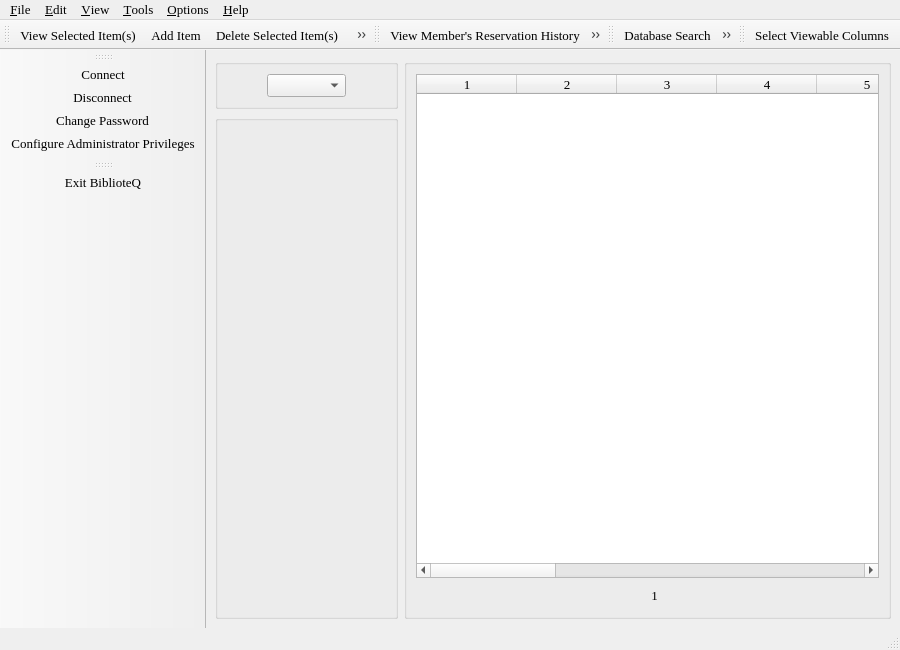
Before: the Qt Designer form mainwindow.ui in textbrowser/biblioteq, drawn with Qt 5.
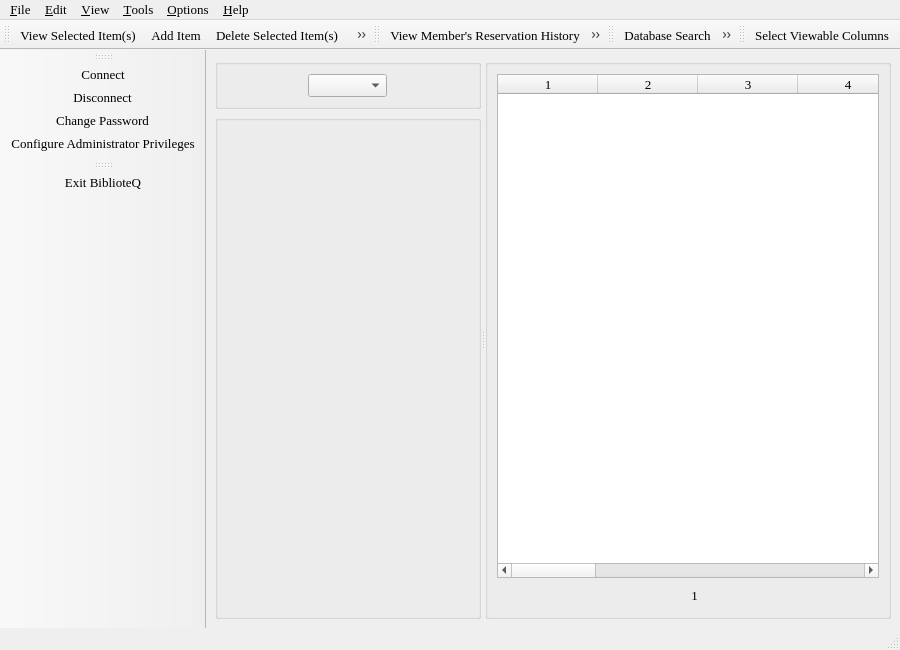
After: the same form once the commit is applied. Icons and pictures are not drawn. Custom widgets are drawn as their Qt base class.

Commit message: Updated for version 6.44. Moved most of the configuration settings from biblioteq.conf to the database.

What changed in the file:
```diff
--- a/mainwindow.ui
+++ b/mainwindow.ui
@@ -35,8 +35,13 @@
     <normaloff>icons.d/book.png</normaloff>icons.d/book.png</iconset>
   </property>
   <widget class="QWidget" name="centralwidget">
-   <layout class="QHBoxLayout" name="horizontalLayout_4">
+   <layout class="QVBoxLayout" name="verticalLayout_4">
     <item>
+     <widget class="QSplitter" name="splitter">
+      <property name="orientation">
+       <enum>Qt::Horizontal</enum>
+      </property>
+      <widget class="QWidget" name="">
      <layout class="QVBoxLayout" name="verticalLayout_3">
       <item>
        <widget class="QGroupBox" name="groupBox">
@@ -161,8 +166,7 @@
        </widget>
       </item>
      </layout>
-    </item>
-    <item>
+      </widget>
      <widget class="QGroupBox" name="groupBox_2">
       <layout class="QVBoxLayout" name="verticalLayout">
        <item>
@@ -373,6 +377,7 @@
         </layout>
        </item>
       </layout>
+      </widget>
      </widget>
     </item>
    </layout>
```
Lines whose indentation alone changed are shown as unchanged.
